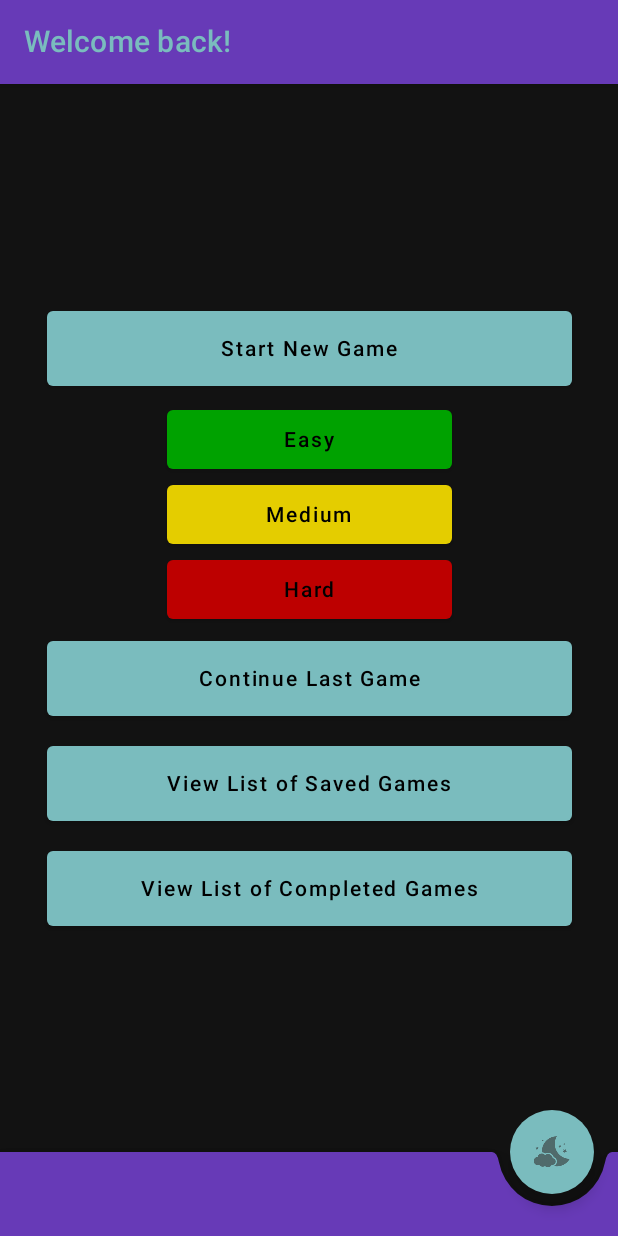
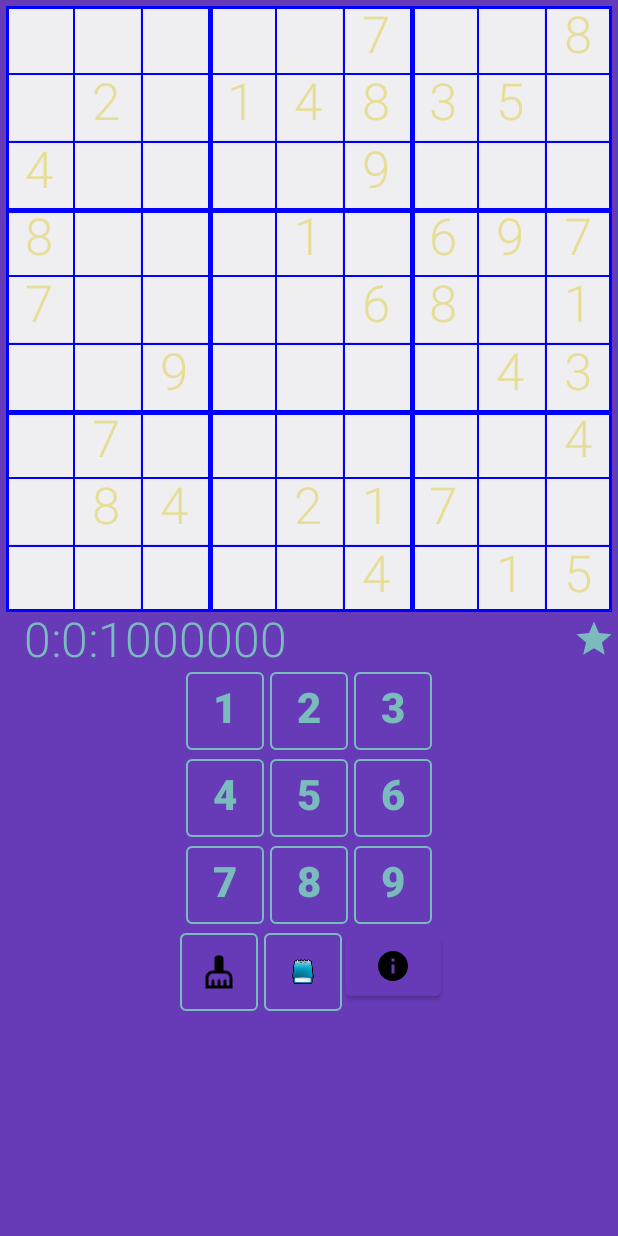
Before and after one commit to Ranakit/SudokuMP, an Android app built with Jetpack Compose: the screen it shows after launch (MainActivity), after a tap on "Easy", on a phone screen of 412 x 824 dp. Run offline under Robolectric (Android 15) with nearby library versions, the phone set to English and light mode, and no system bars; our stand-ins replace Dagger/Hilt's generated code, constraintlayout-compose; libraries missing offline, so code that uses them is left out: com.ampl; 2 other taps on this screen came first.

Commit message:
Created clear button, started to create timer.

```diff
--- a/app/build.gradle
+++ b/app/build.gradle
@@ -54,6 +54,7 @@ android {
 dependencies {
 
     implementation 'androidx.datastore:datastore-core:1.0.0'
+    implementation files("C:\\Users\\costy\\Documents\\ampl.mswin64\\amplapi\\lib\\ampl-2.0.10.20220627.jar")
     def nav_version = "2.4.2"
     implementation 'com.google.android.material:material:1.6.1'
     implementation 'androidx.appcompat:appcompat:1.4.2'
@@ -90,7 +91,8 @@ dependencies {
     debugImplementation "androidx.compose.ui:ui-tooling:1.1.1"
     implementation "org.jetbrains.kotlinx:kotlinx-coroutines-android:1.6.1"
     implementation "org.jetbrains.kotlinx:kotlinx-coroutines-core:1.6.1"
-    implementation "com.squareup.retrofit2:converter-gson:2.9.0"
+    implementation "com.squareup.retrofit2:converter-gson:" +
+            "2.9.0"
     implementation 'com.squareup.retrofit2:retrofit:2.9.0'
 }
 
--- a/app/src/main/java/com/example/sudokump/modules/NewSudokuGamesProvider.kt
+++ b/app/src/main/java/com/example/sudokump/modules/NewSudokuGamesProvider.kt
@@ -1,15 +1,21 @@
 package com.example.sudokump.modules
 
+import android.content.Context
 import android.os.StrictMode
 import android.os.StrictMode.ThreadPolicy
+import android.widget.Toast
 import com.example.sudokump.model.Difficulties
 import com.example.sudokump.model.SudokuGameModel
+import com.example.sudokump.model.SudokuGrid
+import com.google.gson.Gson
 import dagger.Module
 import dagger.Provides
 import dagger.hilt.InstallIn
+import dagger.hilt.android.qualifiers.ApplicationContext
 import dagger.hilt.components.SingletonComponent
 import retrofit2.Retrofit
 import retrofit2.converter.gson.GsonConverterFactory
+import java.io.IOException
 
 
 @Module
@@ -19,27 +25,28 @@ object NewSudokuGamesProvider {
 
     @EasySudokuGame
     @Provides
-    fun provideNewEasySudokuGame() : SudokuGameModel
+    fun provideNewEasySudokuGame(@ApplicationContext context: Context) : SudokuGameModel
     {
-        return getSudokuGame(Difficulties.EASY)
+        return getSudokuGame(Difficulties.EASY, context)
     }
 
     @MediumSudokuGame
     @Provides
-    fun provideNewMediumSudokuGame() : SudokuGameModel
+    fun provideNewMediumSudokuGame(@ApplicationContext context: Context) : SudokuGameModel
     {
-        return getSudokuGame(Difficulties.MEDIUM)
+        return getSudokuGame(Difficulties.MEDIUM, context)
     }
 
     @HardSudokuGame
     @Provides
-    fun provideNewHardSudokuGame() : SudokuGameModel
+    fun provideNewHardSudokuGame(@ApplicationContext context: Context) : SudokuGameModel
     {
-        return getSudokuGame(Difficulties.HARD)
+        return getSudokuGame(Difficulties.HARD, context)
     }
 
-    private fun getSudokuGame(difficulty: Difficulties) : SudokuGameModel
+    private fun getSudokuGame(difficulty: Difficulties, context: Context) : SudokuGameModel
     {
+        try {
             val policy = ThreadPolicy.Builder().permitAll().build()
             StrictMode.setThreadPolicy(policy)
 
@@ -55,4 +62,14 @@ object NewSudokuGamesProvider {
 
             return SudokuGameModel(difficulty, sudokuGrid)
         }
+        catch (e : IOException) {
+            Toast.makeText(context, "internet connection failed, running a demo", Toast.LENGTH_SHORT).show()
+            val savedSchema =
+                "{\"board\":[[0,0,4,8,7,0,0,0,0],[0,2,0,0,0,0,7,8,0],[0,0,0,0,0,9,0,4,0],[0,1,0,0,0,0,0,0,0],[0,4,0,1,0,0,0,2,0],[7,8,9,0,6,0,0,1,4],[0,3,0,6,8,0,0,7,0],[0,5,0,9,0,4,0,0,1],[8,0,0,7,1,3,4,0,5]]}"
+            return SudokuGameModel(
+                Difficulties.EASY,
+                Gson().fromJson(savedSchema, SudokuGrid::class.java)
+            )
         }
+    }
+}
--- a/app/src/main/java/com/example/sudokump/screens/ActiveGameScreen.kt
+++ b/app/src/main/java/com/example/sudokump/screens/ActiveGameScreen.kt
@@ -12,7 +12,6 @@ import androidx.compose.material.*
 import androidx.compose.material.icons.Icons
 import androidx.compose.material.icons.filled.Info
 import androidx.compose.material.icons.filled.Star
-import androidx.compose.material.icons.filled.Warning
 import androidx.compose.runtime.*
 import androidx.compose.runtime.saveable.rememberSaveable
 import androidx.compose.ui.Alignment
@@ -33,12 +32,12 @@ import androidx.constraintlayout.compose.ConstraintLayout
 import androidx.lifecycle.viewmodel.compose.viewModel
 import com.example.sudokump.R
 import com.example.sudokump.common.sqrt
-import com.example.sudokump.common.toTime
 import com.example.sudokump.modules.ViewModelFactoryProvider
 import com.example.sudokump.ui.theme.*
 import com.example.sudokump.viewmodel.ActiveGameViewModel
 import com.example.sudokump.viewmodel.SudokuTile
 import dagger.hilt.android.EntryPointAccessors
+import kotlin.time.Duration
 
 enum class ActiveGameScreenState {
     LOADING,
@@ -140,7 +139,7 @@ fun ActiveGameScreen(gameId : Int) {
                     Modifier.alpha(completeAlpha)
                 ) {
                     GameCompleteContent(
-                        viewModel.timerState,
+                        viewModel.timer,
                         viewModel.isNewRecordedState
                     )
                 }
@@ -152,8 +151,7 @@ fun ActiveGameScreen(gameId : Int) {
 
 @Composable
 fun GameContent(
-    viewModel: ActiveGameViewModel,
-    contentTransitionState : MutableTransitionState<ActiveGameScreenState>
+    viewModel: ActiveGameViewModel, contentTransitionState : MutableTransitionState<ActiveGameScreenState>
 ) {
     val coordinatePair = rememberSaveable{mutableStateOf(Pair(-1,-1))}
         BoxWithConstraints{
@@ -236,15 +234,18 @@ fun GameContent(
                 .padding(start = 16.dp)
 
         ){
-            TimerText(viewModel)
+            Text(
+                text = viewModel.timer.value.toComponents { hours, minutes, seconds, ->
+                        "$hours:$minutes:$seconds"
+                                                          },
+                style = newGameSubtitle.copy(
+                color = MaterialTheme.colors.secondary
+            )
+            )
 
 
 
         }
-            /*
-            Layout container for the input buttons
-            */
-
         Column(
             modifier = Modifier
                 .fillMaxWidth()
@@ -272,13 +273,8 @@ fun GameContent(
                 viewModel,
                 contentTransitionState
             )
-            InputButtonRow(
-                listOf(0),
-                coordinatePair,
-                viewModel,
-                contentTransitionState
-            )
             Row {
+                ClearButton(viewModel, coordinatePair)
                 NotesButton(viewModel)
                 HintButton(viewModel,contentTransitionState)
             }
@@ -317,6 +313,30 @@ fun NotesButton(viewModel: ActiveGameViewModel) {
 }
 
 @Composable
+fun ClearButton(viewModel: ActiveGameViewModel, coordinatePair: MutableState<Pair<Int, Int>>) {
+    TextButton(
+        onClick = {
+            viewModel.clearTile(coordinatePair)
+        },
+        modifier = Modifier
+            .requiredSize(56.dp)
+            .padding(2.dp)
+            .background(
+                Color.Transparent
+            ),
+        border = BorderStroke(
+            ButtonDefaults.OutlinedBorderSize,
+            MaterialTheme.colors.secondary
+        )
+
+    ) {
+        Image(
+            painterResource(R.drawable.ic_baseline_cleaning_services_24), "content description"
+        )
+    }
+}
+
+@Composable
 fun HintButton(viewModel: ActiveGameViewModel, contentTransitionState: MutableTransitionState<ActiveGameScreenState>) {
     Button(onClick = {
         viewModel.findHint()
@@ -343,13 +363,10 @@ fun SudokuBoard(viewModel: ActiveGameViewModel, size: Dp, coordinatesPair: Mutab
         boardState,
         coordinatesPair
     )
-
     BoardGrid(
         boundary,
         tileOffset
     )
-
-
 }
 
 @Composable
@@ -526,7 +543,7 @@ fun TimerText(viewModel: ActiveGameViewModel) {
 }
 
 @Composable
-fun GameCompleteContent(timerState: Long , isNewRecordState: Boolean) {
+fun GameCompleteContent(timerState: MutableState<Duration>, isNewRecordState: Boolean) {
     /*
     The composable for the case when the user effectively completes a game
      */
@@ -567,7 +584,9 @@ fun GameCompleteContent(timerState: Long , isNewRecordState: Boolean) {
         )
 
         Text(
-            text = timerState.toTime(),
+            text = timerState.value.toComponents { hours, minutes, seconds, ->
+             "$hours:$minutes:$seconds"
+            },
             style = newGameSubtitle.copy(
                 color = MaterialTheme.colors.secondary
             )
--- a/app/src/main/java/com/example/sudokump/viewmodel/ActiveGameViewModel.kt
+++ b/app/src/main/java/com/example/sudokump/viewmodel/ActiveGameViewModel.kt
@@ -15,6 +15,11 @@ import dagger.assisted.Assisted
 import dagger.assisted.AssistedInject
 import dagger.hilt.android.EntryPointAccessors
 import dagger.hilt.android.qualifiers.ApplicationContext
+import kotlinx.coroutines.*
+import kotlin.time.Duration
+import java.time.LocalDateTime
+import java.time.temporal.ChronoUnit
+import kotlin.time.Duration.Companion.milliseconds
 
 class ActiveGameViewModel @AssistedInject constructor(
     @Assisted id : Int, @ApplicationContext context: Context) : ViewModel() {
@@ -23,13 +28,9 @@ class ActiveGameViewModel @AssistedInject constructor(
     private val entryPoint : SudokuGamesEntryPoint
     val boardState = HashMap<Int, SudokuTile>()
     var noteMode: MutableState<Boolean> = mutableStateOf(false)
-
-    val timerState : Long
-    get() {
-        return game.timePassed.inWholeSeconds
-    }
-
     val isNewRecordedState = true
+    val timerJob : Job
+    val timer : MutableState<Duration>
 
     val difficulty : Difficulties
     get()
@@ -65,6 +66,14 @@ class ActiveGameViewModel @AssistedInject constructor(
             {
                 val node = game.schema.map[getHash(i,j)]
                 boardState[getHash(i,j)] = SudokuTile(mutableStateOf(node!!.x), mutableStateOf(node.y), mutableStateOf(node.value), node.readOnly, notesControl(node.notes))
+            }
+        }
+        timer = mutableStateOf(game.timePassed)
+        timerJob = CoroutineScope(Dispatchers.IO).launch {
+            val start = LocalDateTime.now()
+            while (true) {
+                val newTimer = start.until(LocalDateTime.now(), ChronoUnit.SECONDS)
+                timer.value = newTimer.milliseconds
             }
         }
     }
@@ -106,6 +115,20 @@ class ActiveGameViewModel @AssistedInject constructor(
         return array
     }
 
+    fun clearTile(coordinatePair: MutableState<Pair<Int,Int>>){
+        val tile = game.schema.map[getHash(coordinatePair.value.first, coordinatePair.value.second)]
+        if (tile!!.readOnly){
+            return
+        }
+        val board = boardState[getHash(coordinatePair.value.first, coordinatePair.value.second)]
+        tile.value = 0
+        board?.value?.value = 0
+        for (i in 0..8){
+            tile.notes.clear()
+            board?.notes?.get(i)?.value = false
+        }
+    }
+
     fun findHint() {
         val hintFinder = SudokuHintFinder(game.schema.copy())
         hintFinder.executeAsyncReturnTask()
--- /dev/null
+++ b/app/src/main/res/drawable/ic_baseline_cleaning_services_24.xml
@@ -0,0 +1,5 @@
+<vector android:height="24dp" android:tint="#000000"
+    android:viewportHeight="24" android:viewportWidth="24"
+    android:width="24dp" xmlns:android="http://schemas.android.com/apk/res/android">
+    <path android:fillColor="@android:color/white" android:pathData="M16,11h-1V3c0,-1.1 -0.9,-2 -2,-2h-2C9.9,1 9,1.9 9,3v8H8c-2.76,0 -5,2.24 -5,5v7h18v-7C21,13.24 18.76,11 16,11zM19,21h-2v-3c0,-0.55 -0.45,-1 -1,-1s-1,0.45 -1,1v3h-2v-3c0,-0.55 -0.45,-1 -1,-1s-1,0.45 -1,1v3H9v-3c0,-0.55 -0.45,-1 -1,-1s-1,0.45 -1,1v3H5v-5c0,-1.65 1.35,-3 3,-3h8c1.65,0 3,1.35 3,3V21z"/>
+</vector>
```
Also changed, not shown: app/src/main/java/com/example/sudokump/screens/InitialScreen.kt (+6 -1 lines). Lines whose indentation alone changed are shown as unchanged.
